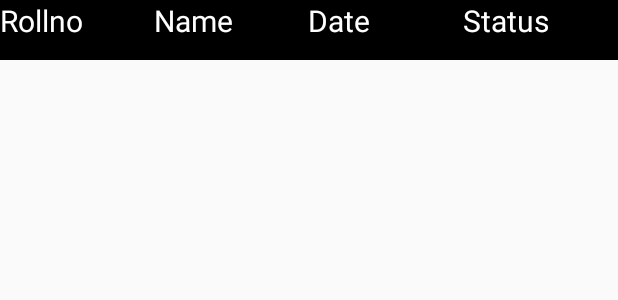
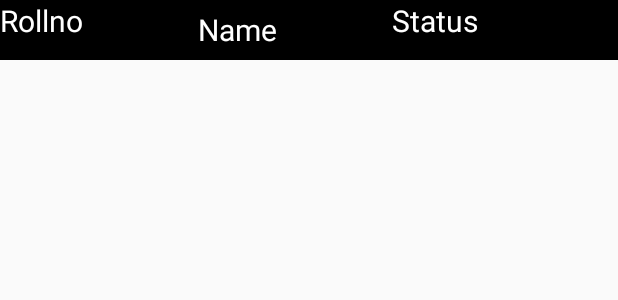
Before and after one commit to zaidamla/Attendance, an Android app: the layout reportheader_layout.xml on its own in the app's theme, with its tools: preview values and no code run, on a phone screen of 412 x 824 dp. Shown: the top 300 px of the screen. Run offline under Robolectric (Android 15) with nearby library versions, the phone set to English and light mode, and no system bars.

Commit message:
Vaibhav Commit

```diff
--- a/app/src/main/java/com/zaid/attendance/BackgroundReport.java
+++ b/app/src/main/java/com/zaid/attendance/BackgroundReport.java
@@ -88,7 +88,7 @@ public class BackgroundReport extends AsyncTask<String,ReportGetSet,Void> {
             {
                 JSONObject jo=jsonArray.getJSONObject(count);
                 count++;
-                ReportGetSet reportGetSet=new ReportGetSet(jo.getInt("Rollno"),jo.getString("Name"),jo.getString("Date"),jo.getString("Status"));
+                ReportGetSet reportGetSet=new ReportGetSet(jo.getInt("Rollno"),jo.getString("Name"),jo.getString("Status"));
                 publishProgress(reportGetSet);
                 Thread.sleep(1000);
             }
--- a/app/src/main/java/com/zaid/attendance/Student.java
+++ b/app/src/main/java/com/zaid/attendance/Student.java
@@ -62,7 +62,13 @@ public class Student extends Fragment {
                 }
 
                 else{
+
                         OnReg();
+                    rollno.setText("");
+                    eno.setText("");
+                    name.setText("");
+                    contact.setText("");
+                    parent.setText("");
                     }
             }
         });
--- a/app/src/main/java/com/zaid/attendance/adapterReport.java
+++ b/app/src/main/java/com/zaid/attendance/adapterReport.java
@@ -55,7 +55,7 @@ public class adapterReport  extends RecyclerView.Adapter <adapterReport.Recycler
             ReportGetSet reportGetSet=arrayList.get(position-1);
             holder.Rollno.setText(Integer.toString(reportGetSet.getRollno()));
              holder.Name.setText(reportGetSet.getName());
-            holder.Date.setText(reportGetSet.getDate());
+          //  holder.Date.setText(reportGetSet.getDate());
             holder.Status.setText(reportGetSet.getSatus());
             Log.v("name",reportGetSet.getName());
         }
@@ -80,7 +80,7 @@ public class adapterReport  extends RecyclerView.Adapter <adapterReport.Recycler
             {
                 Rollno=(TextView)view.findViewById(R.id.tvrollno);
                  Name=(TextView)view.findViewById(R.id.tvSname);
-                Date=(TextView)view.findViewById(R.id.tvDate);
+                //Date=(TextView)view.findViewById(R.id.tvDate);
                 Status=(TextView)view.findViewById(R.id.tvStatus);
                 this.viewtype=type_list;;
 
--- a/app/src/main/res/layout/reportheader_layout.xml
+++ b/app/src/main/res/layout/reportheader_layout.xml
@@ -7,9 +7,8 @@
 
     <TextView
         android:id="@+id/r"
-        android:layout_width="0dp"
+        android:layout_width="wrap_content"
         android:layout_height="match_parent"
-        android:layout_weight="1"
         android:textSize="20dp"
         android:text="Rollno"
 
@@ -23,27 +22,27 @@
         android:layout_weight="1"
         android:textSize="20dp"
         android:text="Name"
-
+        android:gravity="center"
         android:textColor="#ffffff"
         />
 
 
-    <TextView
-        android:id="@+id/d"
-        android:layout_width="0dp"
-        android:layout_height="match_parent"
-        android:layout_weight="1"
-        android:textSize="20dp"
-        android:text="Date"
-        android:textColor="#ffffff"
+    <!--<TextView-->
+        <!--android:id="@+id/d"-->
+        <!--android:layout_width="0dp"-->
+        <!--android:layout_height="match_parent"-->
+        <!--android:layout_weight="1"-->
+        <!--android:textSize="20dp"-->
+        <!--android:text="Date"-->
+        <!--android:textColor="#ffffff"-->
 
-        />
+        <!--/>-->
 
     <TextView
         android:id="@+id/s"
         android:layout_width="0dp"
         android:layout_height="match_parent"
-        android:layout_weight="1"
+        android:layout_weight="0.73"
         android:textSize="20dp"
 
         android:text="Status"
```
Also changed, not shown: app/src/main/java/com/zaid/attendance/BackgroundLogin.java (+15 -2 lines), app/src/main/java/com/zaid/attendance/ListActivity.java (+19 -1 lines), app/src/main/java/com/zaid/attendance/ReportGetSet.java (+10 -10 lines), app/src/main/res/layout/report_layout.xml (+4 -8 lines).
